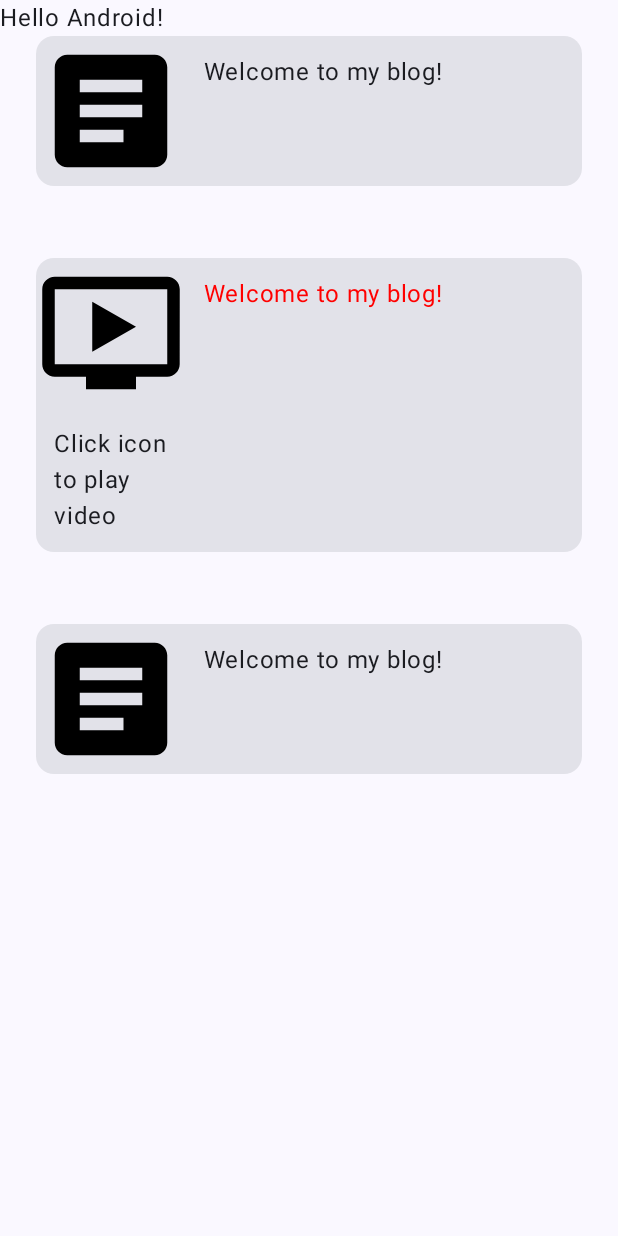
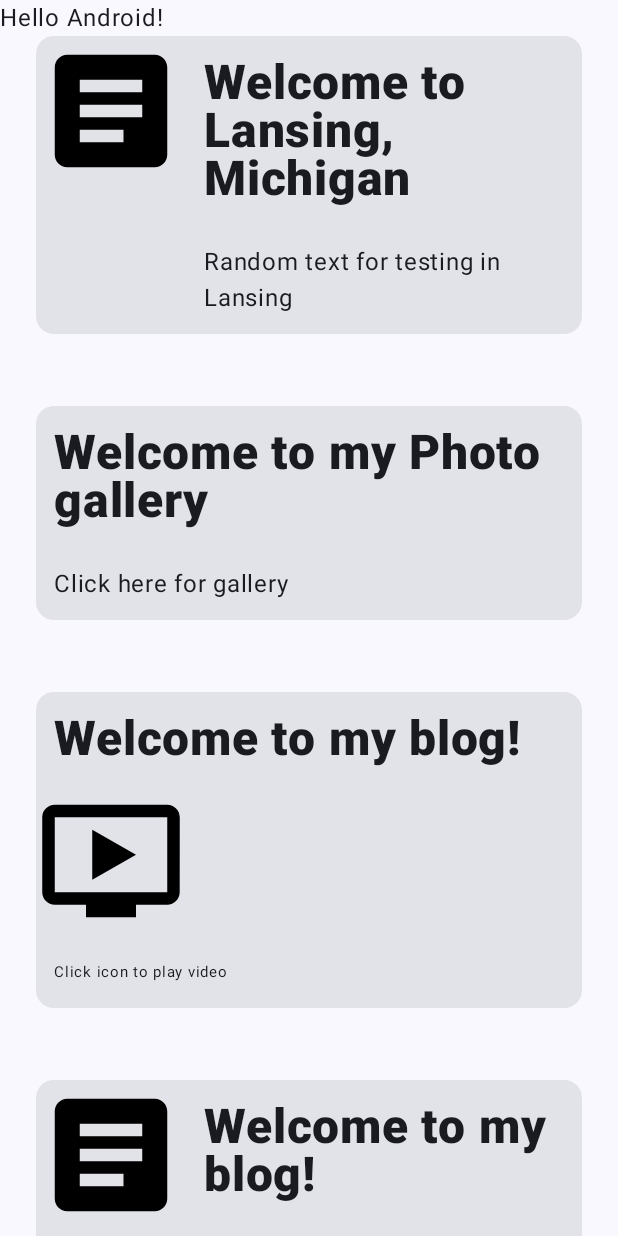
Before and after one commit to navwal/AndroidApp2, an Android app built with Jetpack Compose: the screen it shows after launch (MainActivity), on a phone screen of 412 x 824 dp. Run offline under Robolectric (Android 15) with nearby library versions, the phone set to English and light mode, and no system bars.

Commit message:
Android Studio RSS tutorial video 4
Signed-off-by: wyatt ledford <Wyatt.ledford.1@gmail.com>

```diff
--- a/app/src/main/java/com/example/rssaplication/MainActivity.kt
+++ b/app/src/main/java/com/example/rssaplication/MainActivity.kt
@@ -1,10 +1,12 @@
 package com.example.rssaplication
 
 import android.os.Bundle
+import android.util.Log
 import androidx.activity.ComponentActivity
 import androidx.activity.compose.setContent
 import androidx.activity.enableEdgeToEdge
 import androidx.compose.foundation.Image
+import androidx.compose.foundation.clickable
 import androidx.compose.foundation.layout.Column
 import androidx.compose.foundation.layout.Row
 import androidx.compose.foundation.layout.fillMaxSize
@@ -23,8 +25,10 @@ import androidx.compose.ui.Modifier
 import androidx.compose.ui.graphics.Color
 import androidx.compose.ui.modifier.modifierLocalProvider
 import androidx.compose.ui.res.painterResource
+import androidx.compose.ui.text.font.FontWeight
 import androidx.compose.ui.tooling.preview.Preview
 import androidx.compose.ui.unit.dp
+import androidx.compose.ui.unit.sp
 import com.example.rssaplication.ui.theme.RSSAplicationTheme
 
 class MainActivity : ComponentActivity() {
@@ -45,8 +49,25 @@ class MainActivity : ComponentActivity() {
         //val peopleFiltered = people.filter { it.age < 21 }
 
         val rssItems = listOf(
+            RSSItem(
+                "Welcome to Lansing, Michigan",
+                "Random text for testing in Lansing",
+                RSSType.TEXT
+            ),
+            RSSItem(
+                "Welcome to my Photo gallery",
+                "Click here for gallery",
+                RSSType.Image
+            ),
+            RSSItem("Welcome to my blog!", "Random text for testing", RSSType.VIDEO),
             RSSItem("Welcome to my blog!", "Random text for testing", RSSType.TEXT),
-            RSSItem("Welcome to my blog!", "Random text for testing", RSSType.PHOTO),
+            RSSItem("Welcome to my blog!", "Random text for testing", RSSType.TEXT),
+            RSSItem(
+                "Welcome to my blog!",
+                "Random text for testing",
+                RSSType.Image,
+                R.drawable.image_of_chimkin
+            ),
             RSSItem("Welcome to my blog!", "Random text for testing", RSSType.VIDEO),
             RSSItem("Welcome to my blog!", "Random text for testing", RSSType.TEXT),
         )
@@ -60,12 +81,16 @@ class MainActivity : ComponentActivity() {
                     )
                     LazyColumn {
                         items(rssItems) {
-                            if (it.type == RSSType.TEXT) {
+                            when (it.type) {
+                                RSSType.TEXT -> {
                                     RSSItemText(it)
-                            } else if (it.type == RSSType.VIDEO) {
+                                }
+                                RSSType.VIDEO -> {
                                     RSSItemVideo(it)
-                            } else {
-
+                                }
+                                RSSType.Image -> {
+                                    RSSItemImage(it)
+                                }
                             }
                         }
                     }
@@ -94,20 +119,23 @@ fun GreetingPreview() {
 @Composable
 fun CardView(person: Person) {
     Card(
-        modifier = Modifier.fillMaxSize()
+        modifier = Modifier
+            .fillMaxSize()
             .padding(12.dp)
     ) {
         Row {
             Image(
                 painter = painterResource(R.drawable.baseline_person_24),
                 contentDescription = "Photo of person",
-                modifier = Modifier.width(100.dp)
+                modifier = Modifier
+                    .width(100.dp)
                     .height(100.dp)
             )
             Column() {
                 Text(
                     text = person.firstName,
-                    modifier = Modifier.padding(top = 16.dp)
+                    modifier = Modifier.padding(top = 16.dp),
+                    fontSize = 10.sp
                 )
                 Text(
                     text = person.lastName,
@@ -121,23 +149,35 @@ fun CardView(person: Person) {
         }
     }
 }
+
 @Composable
 fun RSSItemText(rssItem: RSSItem) {
     Card(
-        modifier = Modifier.fillMaxSize()
+        modifier = Modifier
+            .fillMaxSize()
             .padding(24.dp)
     ) {
         Row() {
             Image(
                 painter = painterResource(R.drawable.baseline_article_24),
                 contentDescription = "Article Icon",
-                modifier = Modifier.width(100.dp)
+                modifier = Modifier
+                    .width(100.dp)
                     .height(100.dp)
             )
+            Column() {
                 Text(
                     text = rssItem.title,
+                    fontSize = 32.sp,
+                    lineHeight = 32.sp,
+                    fontWeight = FontWeight.Black,
                     modifier = Modifier.padding(12.dp)
                 )
+                Text(
+                    text = rssItem.text,
+                    modifier = Modifier.padding(12.dp)
+                )
+            }
         }
     }
 }
@@ -145,40 +185,59 @@ fun RSSItemText(rssItem: RSSItem) {
 @Composable
 fun RSSItemVideo(rssItem: RSSItem) {
     Card(
-        modifier = Modifier.fillMaxSize()
+        modifier = Modifier
+            .fillMaxSize()
             .padding(24.dp)
     ) {
-        Row() {
-            Column() {
+        Text(
+            text = rssItem.title,
+            fontSize = 32.sp,
+            lineHeight = 32.sp,
+            fontWeight = FontWeight.Black,
+            modifier = Modifier.padding(12.dp)
+                .clickable {
+                    Log.d("User", "Photo Tapped!")
+                }
+        )
         Image(
             painter = painterResource(R.drawable.baseline_ondemand_video_24),
             contentDescription = "Video Player Icon",
-                    modifier = Modifier.width(100.dp)
+            modifier = Modifier
+                .width(100.dp)
                 .height(100.dp)
         )
         Text(
             text = "Click icon to play video",
-                    modifier = Modifier.width(100.dp).padding(12.dp)
+            modifier = Modifier.padding(12.dp),
+            fontSize = 10.sp
         )
     }
+}
+
+@Composable
+fun RSSItemImage(rssItem: RSSItem) {
+    Card(
+        modifier = Modifier
+            .fillMaxSize()
+            .padding(24.dp)
+    ) {
         Text(
             text = rssItem.title,
-                modifier = Modifier.padding(12.dp),
-                color = Color.Red
+            fontSize = 32.sp,
+            lineHeight = 32.sp,
+            fontWeight = FontWeight.Black,
+            modifier = Modifier.padding(12.dp)
+        )
+        Text(
+            text = rssItem.text,
+            modifier = Modifier.padding(12.dp)
+        )
+        rssItem.media?.let { photo ->
+            Image(
+                painter = painterResource(id = photo),
+                contentDescription = "Image icon",
+                modifier = Modifier.fillMaxSize()
             )
         }
     }
 }
-
-@Composable
-fun RSSItemPhoto(rssItem: RSSItem) {
-    Card(
-        modifier = Modifier.fillMaxSize()
-            .padding(24.dp)
-    ) {
-        Text(
-            text = rssItem.title,
-            modifier = Modifier.padding(12.dp)
-        )
-    }
-}
--- a/app/src/main/java/com/example/rssaplication/RSSItem.kt
+++ b/app/src/main/java/com/example/rssaplication/RSSItem.kt
@@ -3,11 +3,12 @@ package com.example.rssaplication
 data class RSSItem(
     val title: String,
     val text: String,
-    val type: RSSType
+    val type: RSSType,
+    val media: Int? = null
 )
 
 enum class RSSType {
     TEXT,
     VIDEO,
-    PHOTO
+    Image
 }
```
Also changed, not shown: app/src/main/res/drawable/baseline_hide_image_24.xml (added, +22 -0 lines), app/src/main/res/drawable/baseline_image_24.xml (added, +20 -0 lines), app/src/main/res/drawable/image_of_chimkin.png (added). Lines whose indentation alone changed are shown as unchanged.
